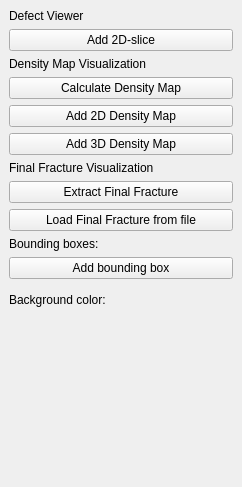
This is modules/4DCT/iA4DCTToolsDockWidget.ui in 3dct/open_iA as Qt 5 draws it before an edit. The edited form follows.
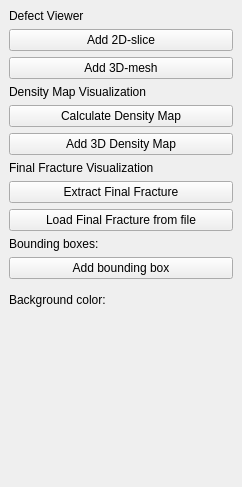
This is the edited form. Icons and pictures are not drawn. Custom widgets are drawn as their Qt base class.

Commit message: Added 3D defect viewer

The edit to the form file:
```diff
--- a/modules/4DCT/iA4DCTToolsDockWidget.ui
+++ b/modules/4DCT/iA4DCTToolsDockWidget.ui
@@ -39,6 +39,13 @@
       </property>
      </widget>
     </item>
+    <item>
+     <widget class="QPushButton" name="pbDefectVisAdd">
+      <property name="text">
+       <string>Add 3D-mesh</string>
+      </property>
+     </widget>
+    </item>
     <item>
      <widget class="QLabel" name="label_5">
       <property name="text">
@@ -53,23 +60,6 @@
       </property>
      </widget>
     </item>
-    <item>
-     <widget class="QPushButton" name="pbDensityMapAdd">
-      <property name="text">
-       <string>Add 2D Density Map</string>
-      </property>
-      <property name="icon">
-       <iconset resource="../../core/open_iA.qrc">
-        <normaloff>:/images/4DCT_Map.png</normaloff>:/images/4DCT_Map.png</iconset>
-      </property>
-      <property name="iconSize">
-       <size>
-        <width>24</width>
-        <height>24</height>
-       </size>
-      </property>
-     </widget>
-    </item>
     <item>
      <widget class="QPushButton" name="pbSurfaceViewerAdd">
       <property name="text">
```
The commit also changes 17 other files.
